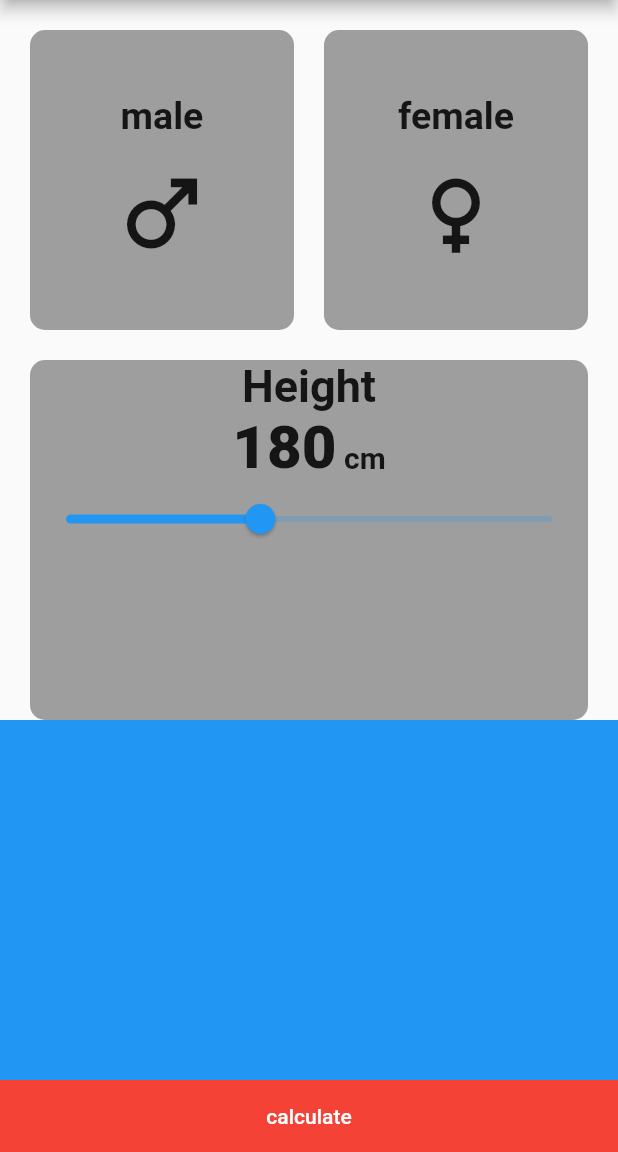
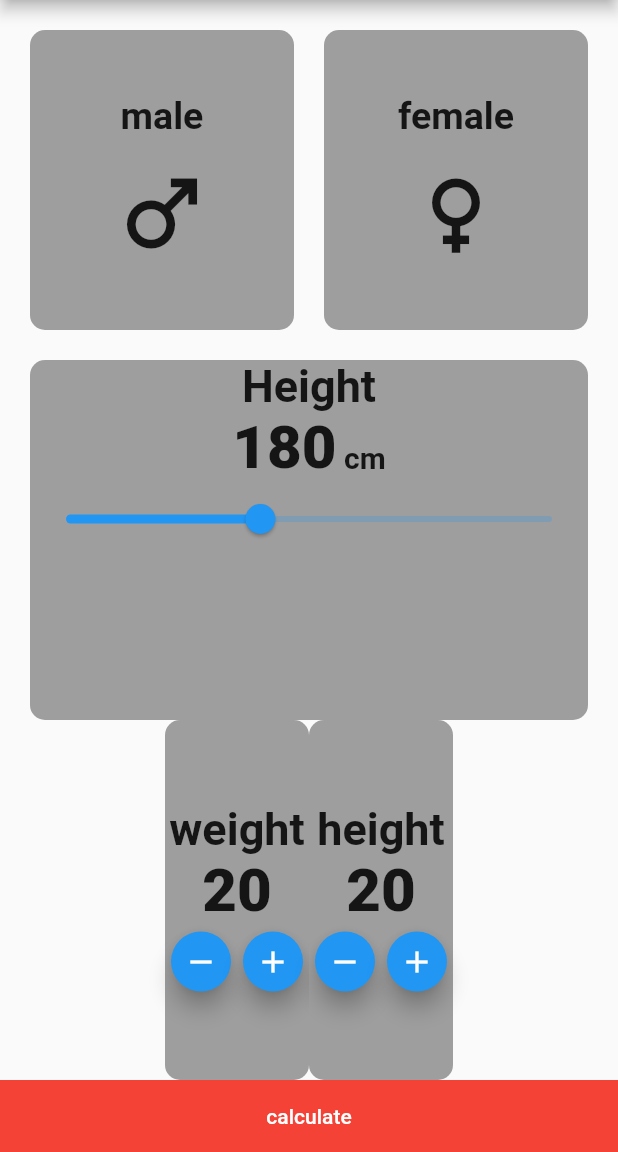
Before and after one commit to fathyBaiomy/bmi_calculator, a Flutter app: the screen it shows after launch, on a phone screen of 412 x 824 dp, the part 84-1236 px from its top. Run offline on Flutter 3.47's test engine with Material 2 defaults, Android fonts, the phone set to English and light mode, and no system bars.

Commit message:
added widget of values

```diff
--- a/lib/main.dart
+++ b/lib/main.dart
@@ -46,9 +46,12 @@ class MyApp extends StatelessWidget {
               ),
             ),
             Expanded(
-              child: Container(
-                width: double.infinity,
-                color: Colors.blue,
+              child: Row(
+                mainAxisAlignment: MainAxisAlignment.center,
+                children: [
+                  BoxContainer(child: valueWidget(title: 'weight')),
+                  BoxContainer(child: valueWidget(title: 'height')),
+                ],
               ),
             ),
             Container(
@@ -113,6 +116,38 @@ Widget SliderWidget() {
   );
 }
 
+Widget valueWidget({required String title, String value = "20"}) {
+  return Column(
+    mainAxisAlignment: MainAxisAlignment.center,
+    crossAxisAlignment: CrossAxisAlignment.center,
+    children: [
+      Text(
+        title,
+        style: TextStyle(fontSize: 30, fontWeight: FontWeight.bold),
+      ),
+      Text(
+        value,
+        style: TextStyle(fontSize: 40, fontWeight: FontWeight.w900),
+      ),
+      Row(
+        mainAxisAlignment: MainAxisAlignment.center,
+        children: [
+          FloatingActionButton(
+            mini: true,
+            onPressed: () {},
+            child: Icon(Icons.remove),
+          ),
+          FloatingActionButton(
+            mini: true,
+            onPressed: () {},
+            child: Icon(Icons.add),
+          ),
+        ],
+      )
+    ],
+  );
+}
+
 Widget heightText({required String value, required String type}) {
   return Row(
     crossAxisAlignment: CrossAxisAlignment.baseline,
```
